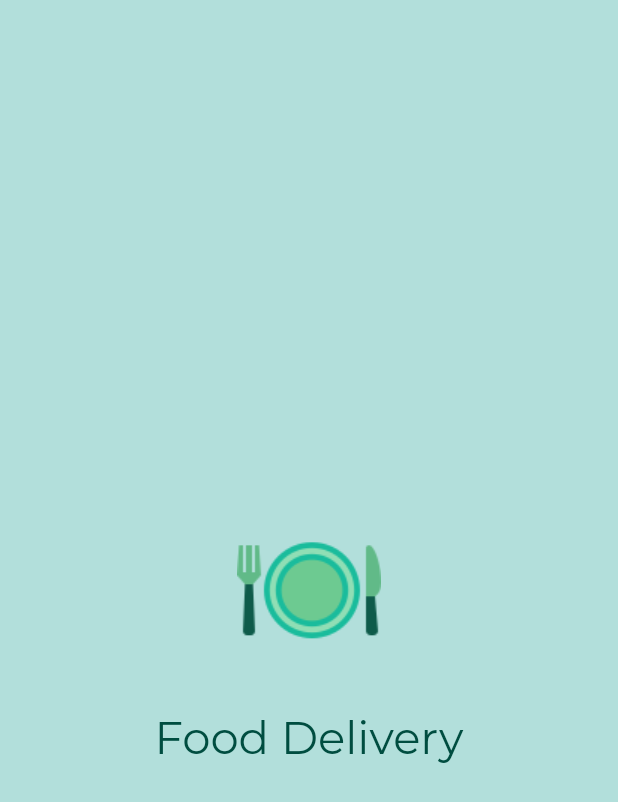
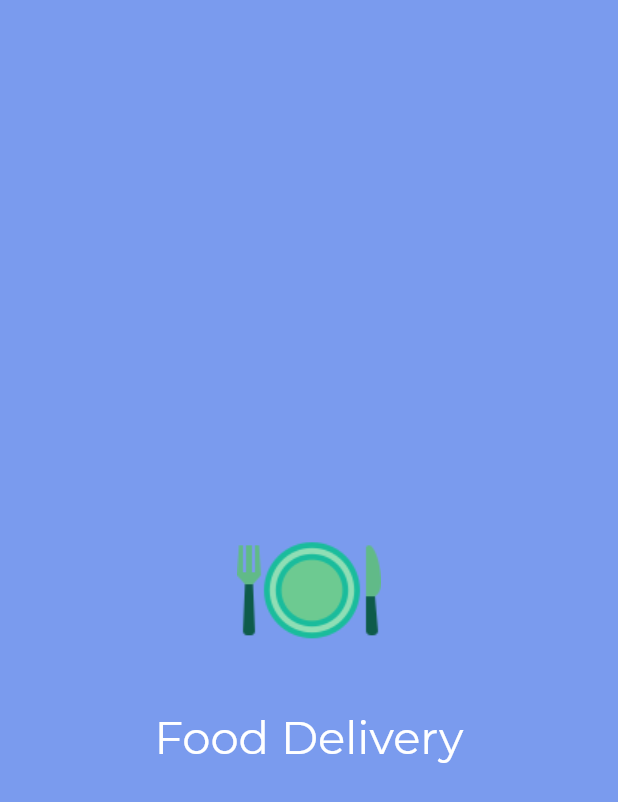
Before and after one commit to mariugo/food_delivery, a Flutter app: the screen it shows after launch, on a phone screen of 412 x 824 dp. Shown: the top 802 px of the screen. Run offline on Flutter 3.47's test engine with Material 2 defaults, Android fonts, the phone set to English and light mode, and no system bars.

Commit message:
change background color and text color in splash screen

```diff
--- a/lib/screens/splash.dart
+++ b/lib/screens/splash.dart
@@ -44,7 +44,7 @@ class _Splash extends State<Splash> {
       print(isConnect);
       return  SafeArea(
         child: Scaffold(
-          backgroundColor: Colors.teal.shade100,
+          backgroundColor: Color(0xFF7A9BEE),
           body: Container(
             child: Center(
               child: Padding(
@@ -73,7 +73,7 @@ class _Splash extends State<Splash> {
                               style: TextStyle(
                                 fontFamily: 'Montserrat',
                                 fontSize: 30,
-                                color: Colors.teal.shade900,
+                                color: Colors.white,
                               ),
                               textAlign: TextAlign.center,
                             ),
```
